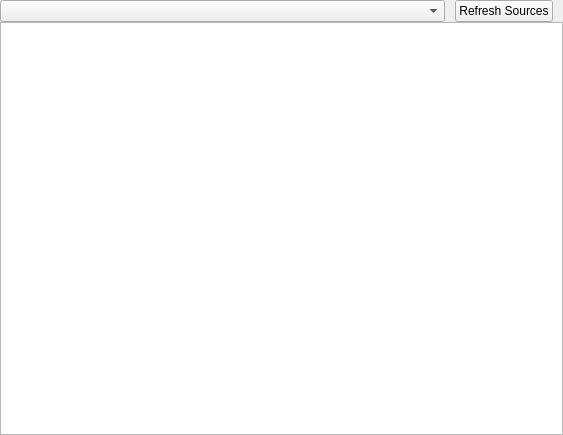
Qt form src/obs-text-slideshow-dock.ui (jbwong05/obs-text-slideshow) before a commit.
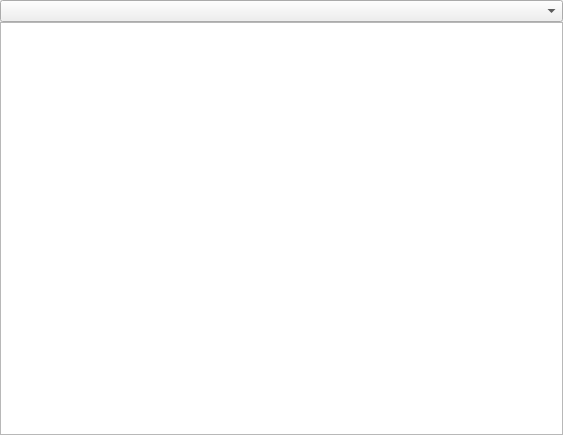
The same form after that commit.

Commit message: Implemented automatic refreshing to get rid of refresh button

Diff of the .ui file:
```diff
--- a/src/obs-text-slideshow-dock.ui
+++ b/src/obs-text-slideshow-dock.ui
@@ -49,51 +49,6 @@
         <item>
          <widget class="QComboBox" name="sourceBox"/>
         </item>
-        <item>
-         <spacer name="horizontalSpacer">
-          <property name="orientation">
-           <enum>Qt::Horizontal</enum>
-          </property>
-          <property name="sizeType">
-           <enum>QSizePolicy::Fixed</enum>
-          </property>
-          <property name="sizeHint" stdset="0">
-           <size>
-            <width>10</width>
-            <height>20</height>
-           </size>
-          </property>
-         </spacer>
-        </item>
-        <item>
-         <widget class="QPushButton" name="refreshButton">
-          <property name="sizePolicy">
-           <sizepolicy hsizetype="Fixed" vsizetype="Fixed">
-            <horstretch>0</horstretch>
-            <verstretch>0</verstretch>
-           </sizepolicy>
-          </property>
-          <property name="text">
-           <string>Refresh Sources</string>
-          </property>
-         </widget>
-        </item>
-        <item>
-         <spacer name="horizontalSpacer_2">
-          <property name="orientation">
-           <enum>Qt::Horizontal</enum>
-          </property>
-          <property name="sizeType">
-           <enum>QSizePolicy::Fixed</enum>
-          </property>
-          <property name="sizeHint" stdset="0">
-           <size>
-            <width>10</width>
-            <height>20</height>
-           </size>
-          </property>
-         </spacer>
-        </item>
        </layout>
       </item>
       <item>
```
The commit also changes 2 other files.
